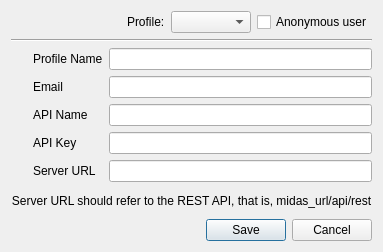
The window that Application/MIDASDesktop/GUI/CreateProfileUI.ui (jcfr/MIDAScpp) describes before a commit, drawn with Qt 5.
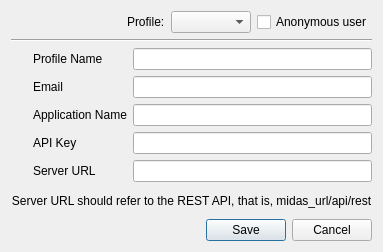
The same window after the commit. Icons and pictures are not drawn.

Commit message: ENH: https://www.kitware.com/Bug/view.php?id=8731 Default Application Name in GUI

```diff
--- a/Application/MIDASDesktop/GUI/CreateProfileUI.ui
+++ b/Application/MIDASDesktop/GUI/CreateProfileUI.ui
@@ -106,7 +106,7 @@
      <item row="2" column="1">
       <widget class="QLabel" name="label_3">
        <property name="text">
-        <string>API Name</string>
+        <string>Application Name</string>
        </property>
       </widget>
      </item>
```
Left out of the diff: 1 changed line with no effect on the pictures. The commit also changes 1 other file.
